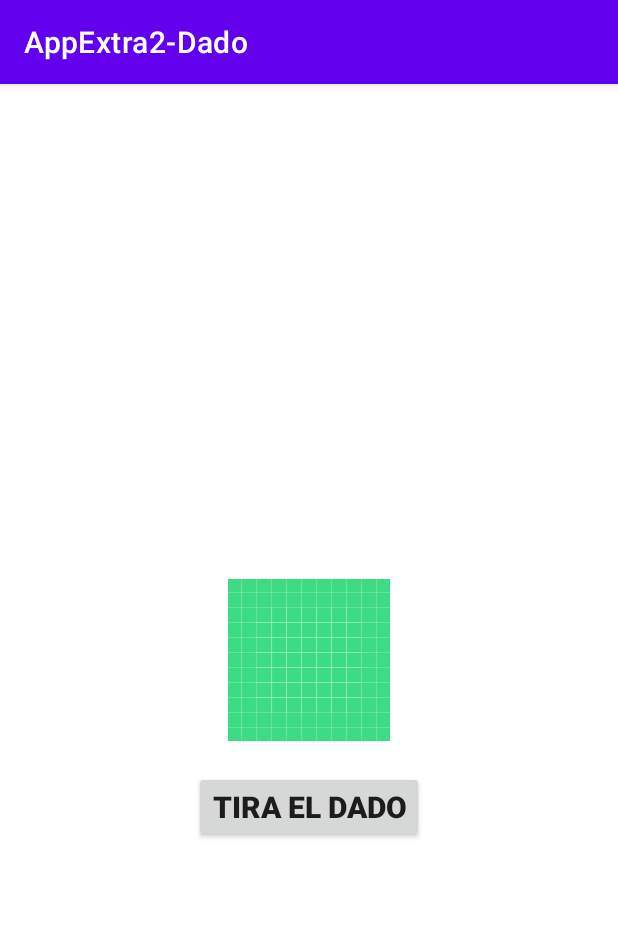
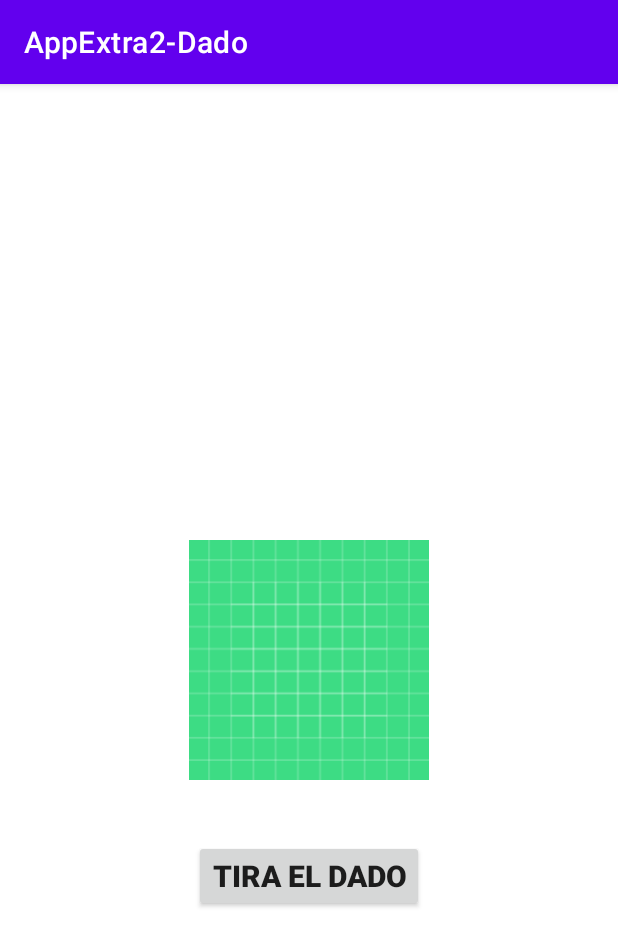
Before and after one commit to Ruben-RM/AppExtra2-Dado, an Android app: the screen it shows after launch (MainActivity), on a phone screen of 412 x 824 dp. Shown: the top 946 px of the screen. Run offline under Robolectric (Android 15) with nearby library versions, the phone set to English and light mode, and no system bars.

Commit message:
v1.2 - Mejorando la app. Modificado el diseño de la ventana principal.

```diff
--- a/app/src/main/java/com/example/appextra2_dado/MainActivity.kt
+++ b/app/src/main/java/com/example/appextra2_dado/MainActivity.kt
@@ -2,6 +2,7 @@ package com.example.appextra2_dado
 
 import android.annotation.SuppressLint
 import android.os.Bundle
+import android.widget.ImageView
 import android.widget.TextView
 import android.widget.Toast
 import androidx.activity.enableEdgeToEdge
@@ -12,7 +13,7 @@ import androidx.core.view.WindowInsetsCompat
 
 class MainActivity : AppCompatActivity() {
 
-    private lateinit var tvResultado:TextView
+    private lateinit var ivResultado:ImageView
     private lateinit var btnDado:AppCompatButton
 
     override fun onCreate(savedInstanceState: Bundle?) {
@@ -32,7 +33,7 @@ class MainActivity : AppCompatActivity() {
 
     private fun initComponents()
     {
-        tvResultado = findViewById(R.id.tv_resultado)
+        ivResultado = findViewById(R.id.iv_dado)
         btnDado = findViewById(R.id.btn_dado)
     }
 
@@ -49,8 +50,6 @@ class MainActivity : AppCompatActivity() {
     {
         val dado = Dado(6)
         val tirada = dado.tirada()
-
-        tvResultado.text = tirada.toString()
     }
 }
 
--- a/app/src/main/res/layout/activity_main.xml
+++ b/app/src/main/res/layout/activity_main.xml
@@ -23,14 +23,14 @@
 
     <ImageView
         android:id="@+id/iv_dado"
-        android:layout_width="wrap_content"
-        android:layout_height="wrap_content"
+        android:layout_width="160dp"
+        android:layout_height="200dp"
         android:src="@drawable/ic_launcher_background"
         app:layout_constraintBottom_toBottomOf="parent"
         app:layout_constraintLeft_toLeftOf="parent"
         app:layout_constraintRight_toRightOf="parent"
         app:layout_constraintTop_toTopOf="parent"
-        tools:srcCompat="@tools:sample/avatars[2]" />
+        tools:srcCompat="@drawable/dice_1" />
 
     <androidx.appcompat.widget.AppCompatButton
         android:layout_width="wrap_content"
```
